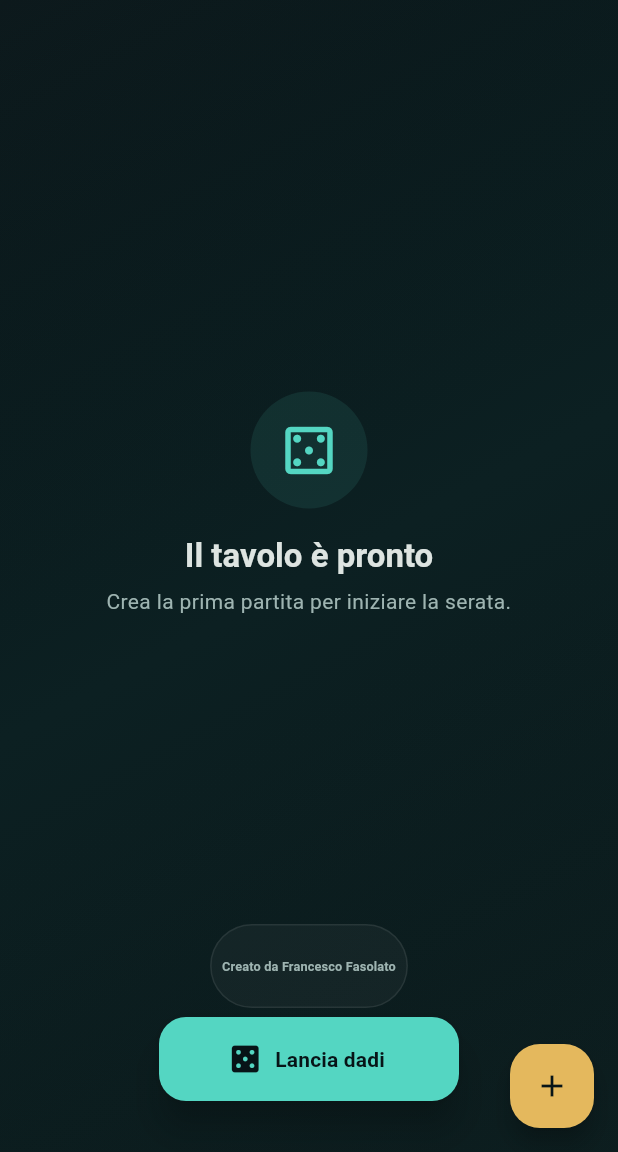
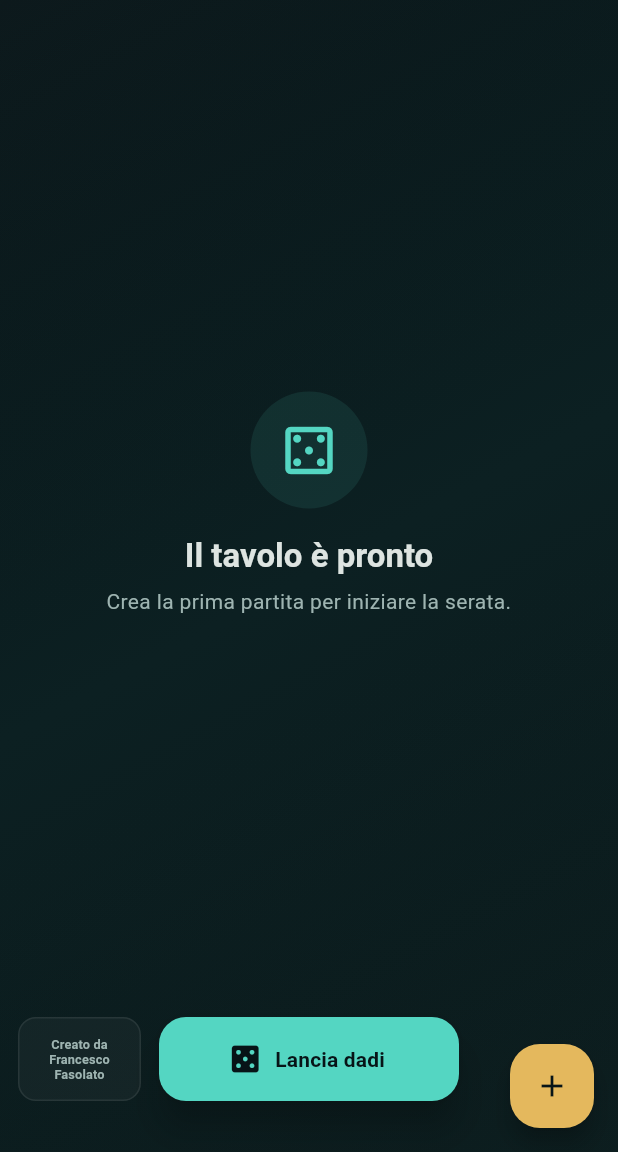
Before and after one commit to portr404/boardgameplayer-web, a Flutter app: the screen it shows once a user with an empty profile is signed in, on a phone screen of 412 x 824 dp, the part 84-1236 px from its top. Run offline on Flutter 3.47's test engine with Material 3 defaults, Android fonts, the light colour scheme and no system bars; our stand-ins replace cloud_firestore, drift, drift_flutter, firebase_auth, firebase_core, shared_preferences; accounts and stored records are empty; Roboto replaces fonts that are missing (Trebuchet MS).

Commit message:
Improve responsive iOS web layout

```diff
--- a/lib/main.dart
+++ b/lib/main.dart
@@ -661,7 +661,7 @@ class CreditsFooter extends StatelessWidget {
         ),
         decoration: BoxDecoration(
           color: Colors.white.withValues(alpha: 0.035),
-          borderRadius: BorderRadius.circular(999),
+          borderRadius: BorderRadius.circular(compact ? 12 : 999),
           border: Border.all(color: Colors.white.withValues(alpha: 0.08)),
         ),
         child: Semantics(
@@ -683,7 +683,7 @@ class CreditsFooter extends StatelessWidget {
             child: Text(
               strings.text('contact'),
               textAlign: TextAlign.center,
-              maxLines: compact ? 2 : 1,
+              maxLines: compact ? null : 1,
               softWrap: true,
               overflow: TextOverflow.visible,
             ),
@@ -1886,15 +1886,17 @@ class DiceLauncherButton extends StatelessWidget {
     super.key,
     required this.onPressed,
     this.label = 'Lancia dadi',
+    this.width = 200,
   });
 
   final VoidCallback? onPressed;
   final String label;
+  final double width;
 
   @override
   Widget build(BuildContext context) {
     return SizedBox(
-      width: 200,
+      width: width,
       child: FloatingActionButton.extended(
         heroTag: 'dice-launcher-main',
         onPressed: onPressed,
@@ -2061,8 +2063,12 @@ class _GamesPageState extends State<GamesPage> with WidgetsBindingObserver {
   @override
   Widget build(BuildContext context) {
     final AppStrings strings = AppStrings.of(context);
-    final Size screenSize = MediaQuery.sizeOf(context);
-    final bool isCompactMobile = screenSize.width < 420;
+    final double availableWidth = MediaQuery.sizeOf(context).width;
+    final bool useCompactFooter = availableWidth < 960;
+    final double diceWidth = availableWidth < 400 ? availableWidth * 0.5 : 200;
+    final double creditsWidth = ((availableWidth - diceWidth) / 2 - 24)
+        .clamp(0, 220)
+        .toDouble();
     return Scaffold(
       backgroundColor: AppDesign.canvas,
       appBar: AppBar(
@@ -2233,15 +2239,16 @@ class _GamesPageState extends State<GamesPage> with WidgetsBindingObserver {
                         child: DiceLauncherButton(
                           onPressed: () => showDiceSheet(context),
                           label: strings.text('dice'),
+                          width: diceWidth,
                         ),
                       ),
                     ),
-                    if (isCompactMobile)
+                    if (useCompactFooter)
                       Positioned(
                         left: 12,
-                        right: 12,
-                        bottom: 96,
-                        child: Center(child: CreditsFooter(compact: true)),
+                        bottom: 34,
+                        width: creditsWidth,
+                        child: CreditsFooter(compact: true),
                       )
                     else
                       Positioned(
```
Also changed, not shown: 2 other files.
